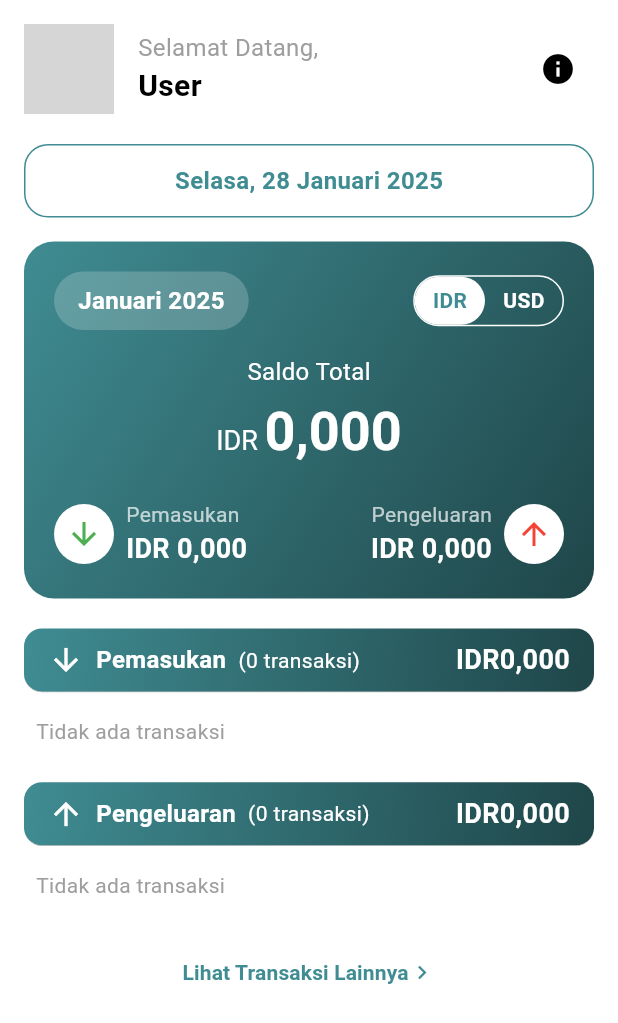
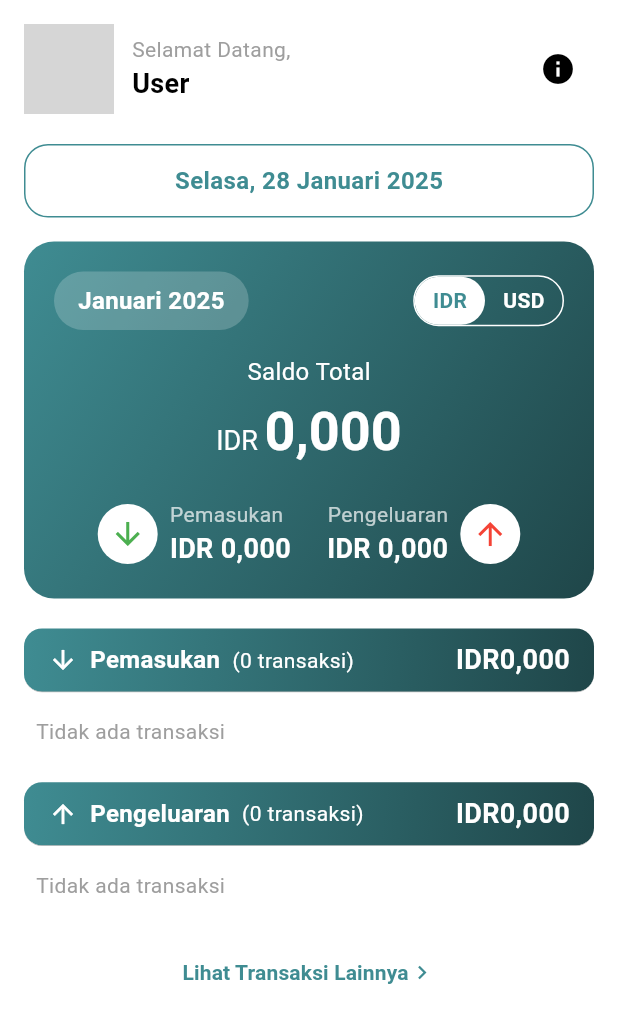
Before and after one commit to rigelra15/budgetly-app, a Flutter app: the HomeScreen screen opened directly, on a phone screen of 412 x 824 dp. Shown: the top 1023 px of the screen. Run offline on Flutter 3.47's test engine with Material 3 defaults, Android fonts, the phone set to English and light mode, and no system bars; our stand-ins replace animated_bottom_navigation_bar, image_picker, loading_animation_widget, shared_preferences, tab_indicator_styler; accounts and stored records are empty; network calls fail; grey boxes are pictures that could not be loaded.

Commit message:
fix: overflowed on onboarding screen, user card, login, register, etc.

```diff
--- a/lib/components/shared/balance_card.dart
+++ b/lib/components/shared/balance_card.dart
@@ -84,6 +84,8 @@ class _BalanceCardState extends State<BalanceCard> {
 
   @override
   Widget build(BuildContext context) {
+    final size = MediaQuery.of(context).size;
+    final isSmallScreen = size.width < 400;
     final currentDate = DateFormat('MMMM yyyy', 'id_ID').format(DateTime.now());
 
     final totalBalanceConverted =
@@ -101,7 +103,7 @@ class _BalanceCardState extends State<BalanceCard> {
         ),
         borderRadius: BorderRadius.circular(20),
       ),
-      padding: const EdgeInsets.all(20),
+      padding: EdgeInsets.all(isSmallScreen ? 12 : 20),
       child: Column(
         crossAxisAlignment: CrossAxisAlignment.center,
         children: [
@@ -117,9 +119,9 @@ class _BalanceCardState extends State<BalanceCard> {
                 ),
                 child: Text(
                   currentDate,
-                  style: const TextStyle(
+                  style: TextStyle(
                     color: Colors.white,
-                    fontSize: 16,
+                    fontSize: isSmallScreen ? 14 : 16,
                     fontWeight: FontWeight.bold,
                   ),
                 ),
@@ -146,26 +148,26 @@ class _BalanceCardState extends State<BalanceCard> {
           const SizedBox(height: 8),
           Tooltip(
             message: NumberFormat.currency(
-                    locale: 'id_ID',
-                    symbol: _currentCurrency,
-                    decimalDigits: 2)
+                    locale: 'id_ID', symbol: _currentCurrency, decimalDigits: 2)
                 .format(totalBalanceConverted),
+            child: FittedBox(
+              fit: BoxFit.scaleDown,
               child: RichText(
                 text: TextSpan(
                   children: [
                     TextSpan(
                       text: '$_currentCurrency ',
-                    style: const TextStyle(
+                      style: TextStyle(
                         color: Colors.white,
-                      fontSize: 18,
+                        fontSize: isSmallScreen ? 16 : 18,
                         fontWeight: FontWeight.normal,
                       ),
                     ),
                     TextSpan(
                       text: _formatShortCurrency(totalBalanceConverted),
-                    style: const TextStyle(
+                      style: TextStyle(
                         color: Colors.white,
-                      fontSize: 36,
+                        fontSize: isSmallScreen ? 28 : 36,
                         fontWeight: FontWeight.bold,
                       ),
                     ),
@@ -173,37 +175,71 @@ class _BalanceCardState extends State<BalanceCard> {
                 ),
               ),
             ),
+          ),
           const SizedBox(height: 24),
-          Row(
-            mainAxisAlignment: MainAxisAlignment.spaceBetween,
+          Wrap(
+            alignment: WrapAlignment.spaceBetween,
+            spacing: 16,
+            runSpacing: 8,
             children: [
-              Row(
+              _buildIncomeExpenseRow(
+                icon: Icons.arrow_downward,
+                iconColor: Colors.green,
+                label: 'Pemasukan',
+                amount: incomeConverted,
+              ),
+              _buildIncomeExpenseRow(
+                icon: Icons.arrow_upward,
+                iconColor: Colors.red,
+                label: 'Pengeluaran',
+                amount: expensesConverted,
+                isRightAlign: true,
+              ),
+            ],
+          ),
+        ],
+      ),
+    );
+  }
+
+  Widget _buildIncomeExpenseRow({
+    required IconData icon,
+    required Color iconColor,
+    required String label,
+    required double amount,
+    bool isRightAlign = false,
+  }) {
+    return Row(
+      mainAxisSize: MainAxisSize.min,
       children: [
+        if (!isRightAlign)
           Container(
             decoration: const BoxDecoration(
               color: Colors.white,
               shape: BoxShape.circle,
             ),
             padding: const EdgeInsets.all(8),
-                    child:
-                        const Icon(Icons.arrow_downward, color: Colors.green),
+            child: Icon(icon, color: iconColor),
           ),
         const SizedBox(width: 8),
         Column(
-                    crossAxisAlignment: CrossAxisAlignment.start,
+          crossAxisAlignment:
+              isRightAlign ? CrossAxisAlignment.end : CrossAxisAlignment.start,
           children: [
-                      const Text(
-                        'Pemasukan',
-                        style: TextStyle(
+            Text(
+              label,
+              style: const TextStyle(
                 color: Colors.white70,
                 fontSize: 14,
               ),
             ),
             Tooltip(
               message:
-                            '$_currentCurrency ${NumberFormat.currency(locale: 'en_US', symbol: '', decimalDigits: 0).format(incomeConverted)}',
+                  '$_currentCurrency ${NumberFormat.currency(locale: 'en_US', symbol: '', decimalDigits: 0).format(amount)}',
+              child: FittedBox(
+                fit: BoxFit.scaleDown,
                 child: Text(
-                          '$_currentCurrency ${_formatShortCurrency(incomeConverted)}',
+                  '$_currentCurrency ${_formatShortCurrency(amount)}',
                   style: const TextStyle(
                     color: Colors.white,
                     fontSize: 18,
@@ -211,51 +247,20 @@ class _BalanceCardState extends State<BalanceCard> {
                   ),
                 ),
               ),
-                    ],
             ),
           ],
         ),
-              Row(
-                children: [
-                  Column(
-                    crossAxisAlignment: CrossAxisAlignment.end,
-                    children: [
-                      const Text(
-                        'Pengeluaran',
-                        style: TextStyle(
-                          color: Colors.white70,
-                          fontSize: 14,
-                        ),
-                      ),
-                      Tooltip(
-                        message:
-                            '$_currentCurrency ${NumberFormat.currency(locale: 'en_US', symbol: '', decimalDigits: 0).format(expensesConverted)}',
-                        child: Text(
-                          '$_currentCurrency ${_formatShortCurrency(expensesConverted)}',
-                          style: const TextStyle(
-                            color: Colors.white,
-                            fontSize: 18,
-                            fontWeight: FontWeight.bold,
-                          ),
-                        ),
-                      ),
-                    ],
-                  ),
-                  const SizedBox(width: 8),
+        if (isRightAlign) const SizedBox(width: 8),
+        if (isRightAlign)
           Container(
             decoration: const BoxDecoration(
               color: Colors.white,
               shape: BoxShape.circle,
             ),
             padding: const EdgeInsets.all(8),
-                    child: const Icon(Icons.arrow_upward, color: Colors.red),
+            child: Icon(icon, color: iconColor),
           ),
       ],
-              ),
-            ],
-          ),
-        ],
-      ),
     );
   }
 
--- a/lib/components/transactions/transactions_compact.dart
+++ b/lib/components/transactions/transactions_compact.dart
@@ -132,6 +132,9 @@ class _TransactionsCompactState extends State<TransactionsCompact> {
     required String title,
     required List<dynamic> transactions,
   }) {
+    final size = MediaQuery.of(context).size;
+    final isSmallScreen = size.width < 400;
+
     double totalAmount = transactions.fold<double>(
       0,
       (prev, t) => prev + (t['amount'] as num).toDouble(),
@@ -143,7 +146,10 @@ class _TransactionsCompactState extends State<TransactionsCompact> {
         Container(
           width: double.infinity,
           margin: const EdgeInsets.only(bottom: 8),
-          padding: const EdgeInsets.symmetric(horizontal: 16, vertical: 8),
+          padding: EdgeInsets.symmetric(
+            horizontal: isSmallScreen ? 12 : 16,
+            vertical: isSmallScreen ? 6 : 8,
+          ),
           decoration: BoxDecoration(
             gradient: const LinearGradient(
               colors: [Color(0xFF3F8C92), Color(0xFF1F4649)],
@@ -158,32 +164,36 @@ class _TransactionsCompactState extends State<TransactionsCompact> {
               ),
             ),
           ),
-          child: Row(
-            mainAxisAlignment: MainAxisAlignment.spaceBetween,
+          child: Wrap(
+            alignment: WrapAlignment.spaceBetween,
+            crossAxisAlignment: WrapCrossAlignment.center,
+            spacing: 8,
+            runSpacing: 4,
             children: [
-              Row(
+              Wrap(
+                spacing: 8,
+                crossAxisAlignment: WrapCrossAlignment.center,
                 children: [
                   Icon(
                     title == "Pemasukan"
                         ? Icons.arrow_downward
                         : Icons.arrow_upward,
                     color: Colors.white,
+                    size: isSmallScreen ? 16 : 20,
                   ),
-                  const SizedBox(width: 8),
                   Text(
                     title,
-                    style: const TextStyle(
+                    style: TextStyle(
                       color: Colors.white,
                       fontWeight: FontWeight.bold,
-                      fontSize: 16,
+                      fontSize: isSmallScreen ? 14 : 16,
                     ),
                   ),
-                  const SizedBox(width: 8),
                   Text(
                     "(${transactions.length} transaksi)",
-                    style: const TextStyle(
+                    style: TextStyle(
                       color: Colors.white,
-                      fontSize: 14,
+                      fontSize: isSmallScreen ? 12 : 14,
                     ),
                   ),
                 ],
@@ -194,12 +204,15 @@ class _TransactionsCompactState extends State<TransactionsCompact> {
                         symbol: widget.currency,
                         decimalDigits: 2)
                     .format(totalAmount),
-                child: Text(
-                  "${widget.currency}${_formatShortCurrency(totalAmount)}",
-                  style: const TextStyle(
-                    color: Colors.white,
-                    fontWeight: FontWeight.bold,
-                    fontSize: 18,
+                child: FittedBox(
+                  fit: BoxFit.scaleDown,
+                  child: Text(
+                    "${widget.currency}${_formatShortCurrency(totalAmount)}",
+                    style: TextStyle(
+                      color: Colors.white,
+                      fontWeight: FontWeight.bold,
+                      fontSize: isSmallScreen ? 16 : 18,
+                    ),
                   ),
                 ),
               ),
--- a/lib/screens/menus/home.dart
+++ b/lib/screens/menus/home.dart
@@ -151,38 +151,44 @@ class _HomeScreenState extends State<HomeScreen> {
                       Row(
                         mainAxisAlignment: MainAxisAlignment.spaceBetween,
                         children: [
-                          Row(
+                          Expanded(
+                            child: Row(
+                              crossAxisAlignment: CrossAxisAlignment.center,
                               children: [
                                 CircleAvatar(
-                                radius: 30,
+                                  radius:
+                                      MediaQuery.of(context).size.width < 400
+                                          ? 24
+                                          : 30,
                                   backgroundImage: NetworkImage(profilePicUrl),
                                 ),
-                              const SizedBox(width: 16),
-                              Column(
-                                crossAxisAlignment: CrossAxisAlignment.start,
+                                const SizedBox(width: 12),
+                                Expanded(
+                                  child: Column(
+                                    crossAxisAlignment:
+                                        CrossAxisAlignment.start,
                                     children: [
                                       const Text(
                                         'Selamat Datang,',
                                         style: TextStyle(
-                                      fontSize: 16,
+                                          fontSize: 14,
                                           color: Colors.grey,
                                         ),
                                       ),
-                                  SizedBox(
-                                    width: 150,
-                                    child: Text(
+                                      Text(
                                         userDatas['displayName'] ?? 'User',
                                         style: const TextStyle(
-                                        fontSize: 20,
+                                          fontSize: 18,
                                           fontWeight: FontWeight.bold,
                                         ),
                                         overflow: TextOverflow.ellipsis,
                                         maxLines: 1,
                                       ),
+                                    ],
+                                  ),
                                 ),
                               ],
                             ),
-                            ],
                           ),
                           IconButton(
                             icon: const Icon(Icons.info),
```
Also changed, not shown: lib/components/transactions/transaction_item.dart (+70 -38 lines), lib/screens/auth/login.dart (+28 -20 lines), lib/screens/auth/register.dart (+8 -1 lines), lib/screens/menus/profile.dart (+20 -19 lines), lib/screens/onboarding/onboarding.dart (+49 -29 lines). Lines whose indentation alone changed are shown as unchanged.
